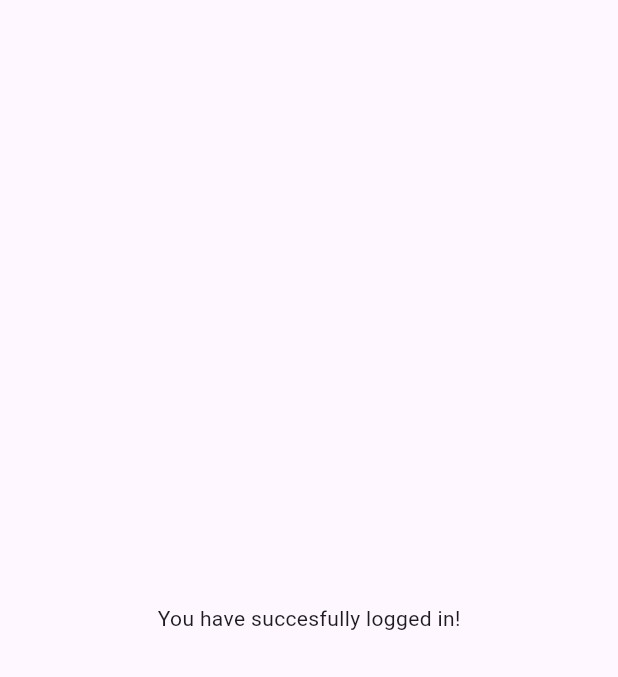
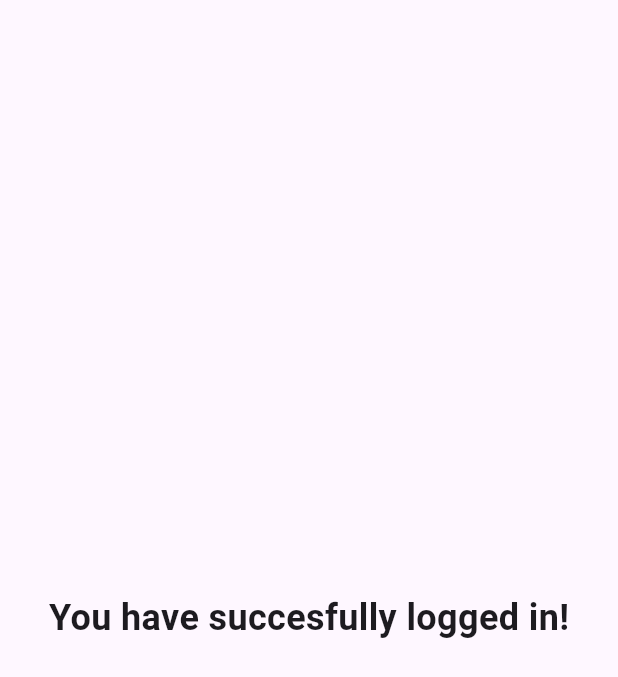
Before and after one commit to sohrabezzati/simple_app, a Flutter app: the HomeScreen screen opened by its route, on a phone screen of 412 x 824 dp. Shown: the top 677 px of the screen. Run offline on Flutter 3.47's test engine with Material 3 defaults, Android fonts, the phone set to English and light mode, and no system bars; our stand-ins replace flutter_riverpod, go_router.

```diff
--- a/lib/features/home/presentation/screens/home_screen.dart
+++ b/lib/features/home/presentation/screens/home_screen.dart
@@ -1,4 +1,6 @@
 import 'package:flutter/material.dart';
+
+import '../../../../core/constants/styles.dart';
 
 class HomeScreen extends StatelessWidget {
   const HomeScreen({super.key});
@@ -6,7 +8,12 @@ class HomeScreen extends StatelessWidget {
   @override
   Widget build(BuildContext context) {
     return Scaffold(
-      body: Center(child: Text('You have succesfully logged in!')),
+      body: Center(
+        child: Text(
+          'You have succesfully logged in!',
+          style: Styles.instance.textHeadLinLarg(),
+        ),
+      ),
     );
   }
 }
```
Also changed, not shown: 6 other files.
